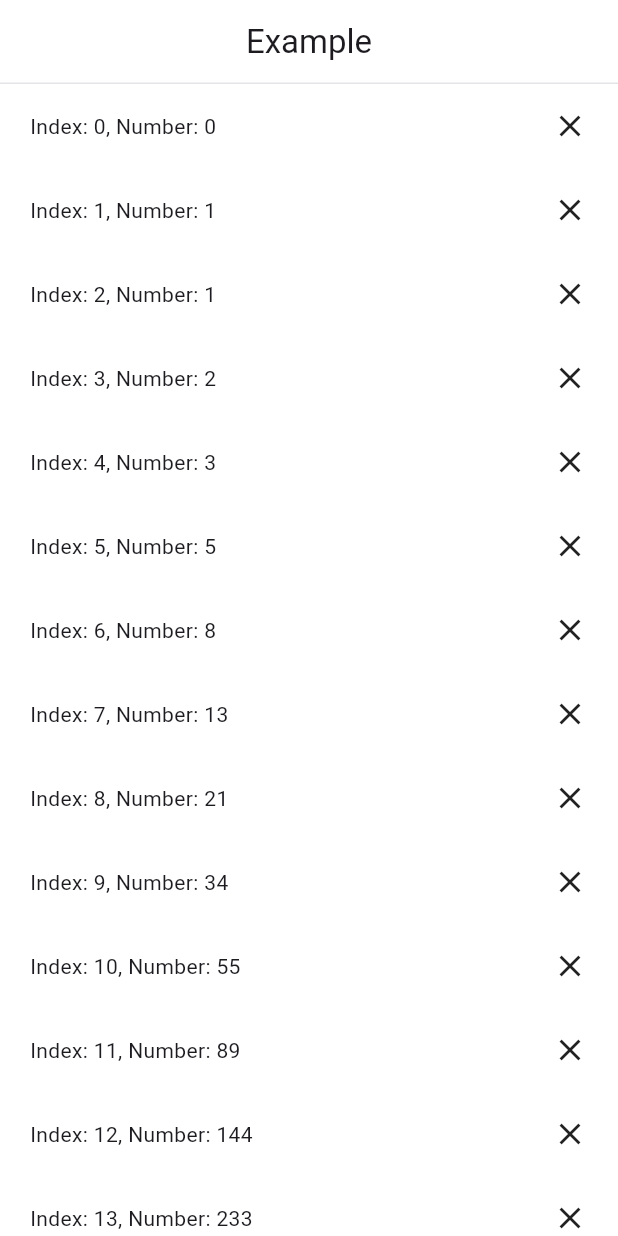
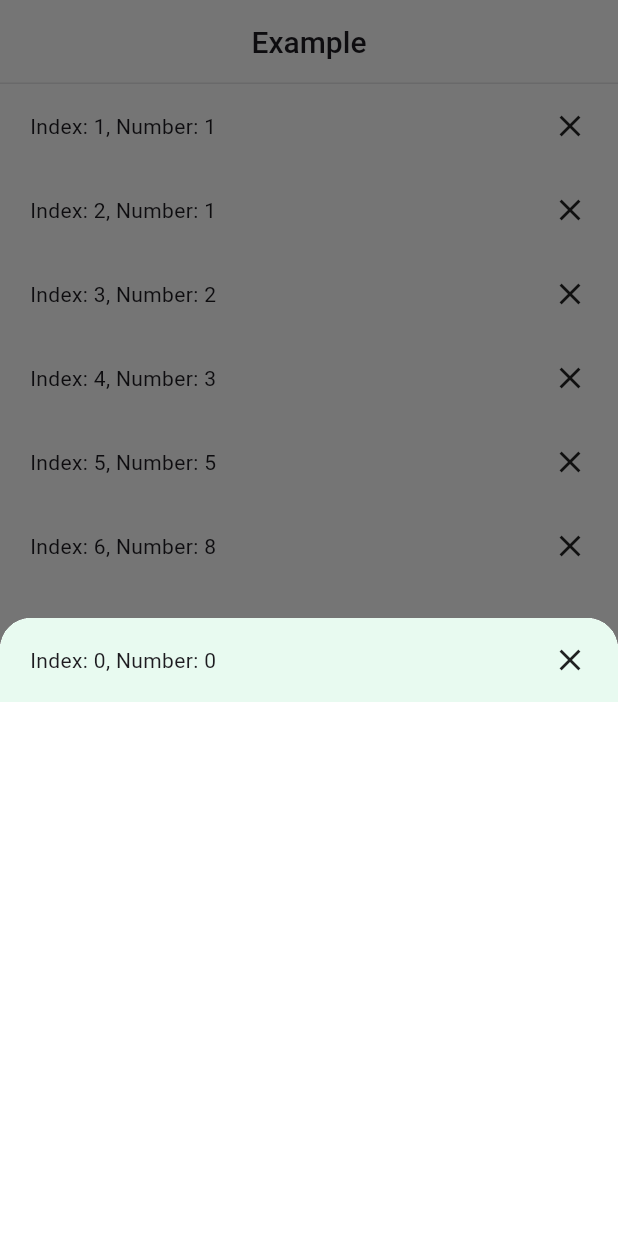
Before and after one commit to chxmpxx/fibonacci-app, a Flutter app: the screen it shows after launch, after a tap on an icon or button, on a phone screen of 412 x 824 dp. Run offline on Flutter 3.47's test engine with Material 3 defaults, Android fonts, the light colour scheme and no system bars.

Commit message:
add function for add and remove fibonacci item

```diff
--- a/lib/constants/colors.dart
+++ b/lib/constants/colors.dart
@@ -1,3 +1,5 @@
 import 'package:flutter/material.dart';
 
 const Color grey = Color(0xffE4E4E7);
+const Color green = Color(0xffE8FAF0);
+const Color red = Color(0xffFEEBEC);
--- a/lib/constants/text_theme.dart
+++ b/lib/constants/text_theme.dart
@@ -6,7 +6,7 @@ class AppTextTheme {
 
     return TextTheme(
       titleMedium: TextStyle(
-        fontSize: isPhone ? 18 : 22,
+        fontSize: isPhone ? 20 : 24,
         fontWeight: FontWeight.w500,
       ),
       bodyMedium: TextStyle(
--- a/lib/controllers/fibonacci_controller.dart
+++ b/lib/controllers/fibonacci_controller.dart
@@ -6,6 +6,8 @@ import 'package:flutter/material.dart';
 
 class FibonacciController extends ChangeNotifier {
   List<Fibonacci> fibonacciList = [];
+  Map<String, List<Fibonacci>> fibonacciGroupList = {};
+
   List<Group> groupList = [
     Group(id: '1', icon: const Icon(Icons.crop_square)),
     Group(id: '2', icon: const Icon(Icons.close)),
@@ -15,6 +17,26 @@ class FibonacciController extends ChangeNotifier {
   void initFibonacci() {
     fibonacciList = _generateFibonacci(51);
     notifyListeners();
+  }
+
+  void addFibonacciItem(Fibonacci fibonacci) {
+    fibonacciList.remove(fibonacci);
+    if (fibonacciGroupList.containsKey(fibonacci.group.id)) {
+      // todo: sort
+      fibonacciGroupList[fibonacci.group.id]!.add(fibonacci);
+    } else {
+      fibonacciGroupList[fibonacci.group.id] = [fibonacci];
+    }
+    notifyListeners();
+  }
+
+  void removeFibonacciItem(Fibonacci fibonacci) {
+    if (fibonacciGroupList.containsKey(fibonacci.group.id)) {
+      fibonacciGroupList[fibonacci.group.id]!.remove(fibonacci);
+      // todo: sort
+      fibonacciList.add(fibonacci);
+      notifyListeners();
+    }
   }
 
   List<Fibonacci> _generateFibonacci(int n) {
--- a/lib/screens/fibonacci_page.dart
+++ b/lib/screens/fibonacci_page.dart
@@ -1,6 +1,9 @@
 import 'package:fibonacci_app/constants/colors.dart';
 import 'package:fibonacci_app/constants/text_theme.dart';
 import 'package:fibonacci_app/controllers/fibonacci_controller.dart';
+import 'package:fibonacci_app/models/fibonacci_model.dart';
+import 'package:fibonacci_app/widgets/fibonacci_bottom_sheet_widget.dart';
+import 'package:fibonacci_app/widgets/fibonacci_item_widget.dart';
 import 'package:flutter/material.dart';
 import 'package:provider/provider.dart';
 
@@ -13,6 +16,7 @@ class FibonacciPage extends StatefulWidget {
 
 class _FibonacciPageState extends State<FibonacciPage> {
   late FibonacciController fibonacciController;
+  Fibonacci? latestFibonacci;
 
   @override
   void initState() {
@@ -25,11 +29,13 @@ class _FibonacciPageState extends State<FibonacciPage> {
 
   @override
   Widget build(BuildContext context) {
+    final size = MediaQuery.sizeOf(context);
+
     return Consumer<FibonacciController>(
       builder: (context, fibController, child) {
         return Scaffold(
           appBar: AppBar(
-            title: const Text('Example'),
+            title: Text('Example', style: AppTextTheme.text(context).titleMedium),
             shape: const Border(
               bottom: BorderSide(color: grey)
             ),
@@ -39,17 +45,27 @@ class _FibonacciPageState extends State<FibonacciPage> {
             itemBuilder: (context, index) {
               final fibonacci = fibController.fibonacciList[index];
               return GestureDetector(
-                onTap: () {},
-                child: Padding(
-                  padding: const EdgeInsets.symmetric(horizontal: 20, vertical: 16),
-                  child: Row(
-                    children: [
-                      Text('Index: ${fibonacci.id}, Number: ${fibonacci.number}', style: AppTextTheme.text(context).bodyMedium),
-                      const Spacer(),
-                      fibonacci.group.icon
-                    ],
-                  ),
-                ),
+                behavior: HitTestBehavior.opaque,
+                onTap: () async {
+                  fibController.addFibonacciItem(fibonacci);
+                  final fibonacciData = await showModalBottomSheet(
+                    context: context,
+                    isScrollControlled: true,
+                    backgroundColor: Colors.white,
+                    clipBehavior: Clip.hardEdge,
+                    shape: RoundedRectangleBorder(
+                      borderRadius: BorderRadius.vertical(top: Radius.circular(size.height / 40)),
+                    ),
+                    constraints: const BoxConstraints(minWidth: double.infinity),
+                    builder: (ctx) {
+                      return FibonacciBottomSheetWidget(groupId: fibonacci.group.id, fibonacciId: fibonacci.id);
+                    }
+                  );
+                  if (fibonacciData != null) {
+                    latestFibonacci = fibonacciData;
+                  }
+                },
+                child: FibonacciItemWidget(fibonacci: fibonacci, highlightColor: latestFibonacci?.id == fibonacci.id ? red : null)
               );
             }
           )
--- /dev/null
+++ b/lib/widgets/fibonacci_bottom_sheet_widget.dart
@@ -0,0 +1,52 @@
+import 'package:fibonacci_app/constants/colors.dart';
+import 'package:fibonacci_app/controllers/fibonacci_controller.dart';
+import 'package:fibonacci_app/widgets/fibonacci_item_widget.dart';
+import 'package:flutter/material.dart';
+import 'package:provider/provider.dart';
+
+class FibonacciBottomSheetWidget extends StatefulWidget {
+  final String groupId;
+  final String fibonacciId;
+  const FibonacciBottomSheetWidget({required this.groupId, required this.fibonacciId, super.key});
+
+  @override
+  State<FibonacciBottomSheetWidget> createState() => _FibonacciBottomSheetWidgetState();
+}
+
+class _FibonacciBottomSheetWidgetState extends State<FibonacciBottomSheetWidget> {
+  final controller = DraggableScrollableController();
+
+  @override
+  Widget build(BuildContext context) {
+    final size = MediaQuery.sizeOf(context);
+
+    return AnimatedContainer(
+      duration: const Duration(milliseconds: 300),
+      height: size.height * 0.5,
+      width: size.width,
+      child: Consumer<FibonacciController>(
+        builder: (context, fibController, child) {
+          return fibController.fibonacciGroupList[widget.groupId] != null && fibController.fibonacciGroupList[widget.groupId]!.isNotEmpty
+            ? ListView.builder(
+              itemCount: fibController.fibonacciGroupList[widget.groupId]!.length,
+              itemBuilder: (context, index) {
+                final fibonacci = fibController.fibonacciGroupList[widget.groupId]![index];
+                return GestureDetector(
+                  behavior: HitTestBehavior.opaque,
+                  onTap: () {
+                    fibController.removeFibonacciItem(fibonacci);
+                    Navigator.pop(context, fibonacci);
+                  },
+                  child: FibonacciItemWidget(
+                    fibonacci: fibonacci,
+                    highlightColor: widget.fibonacciId == fibonacci.id ? green : null,
+                  )
+                );
+              }
+            )
+            : const SizedBox();
+        }
+      )
+    );
+  }
+}
--- /dev/null
+++ b/lib/widgets/fibonacci_item_widget.dart
@@ -0,0 +1,24 @@
+import 'package:fibonacci_app/constants/text_theme.dart';
+import 'package:fibonacci_app/models/fibonacci_model.dart';
+import 'package:flutter/material.dart';
+
+class FibonacciItemWidget extends StatelessWidget {
+  final Fibonacci fibonacci;
+  final Color? highlightColor;
+  const FibonacciItemWidget({required this.fibonacci, this.highlightColor, super.key});
+
+  @override
+  Widget build(BuildContext context) {
+    return Container(
+      color: highlightColor,
+      padding: const EdgeInsets.symmetric(horizontal: 20, vertical: 16),
+      child: Row(
+        children: [
+          Text('Index: ${fibonacci.id}, Number: ${fibonacci.number}', style: AppTextTheme.text(context).bodyMedium),
+          const Spacer(),
+          fibonacci.group.icon
+        ],
+      ),
+    );
+  }
+}
```
